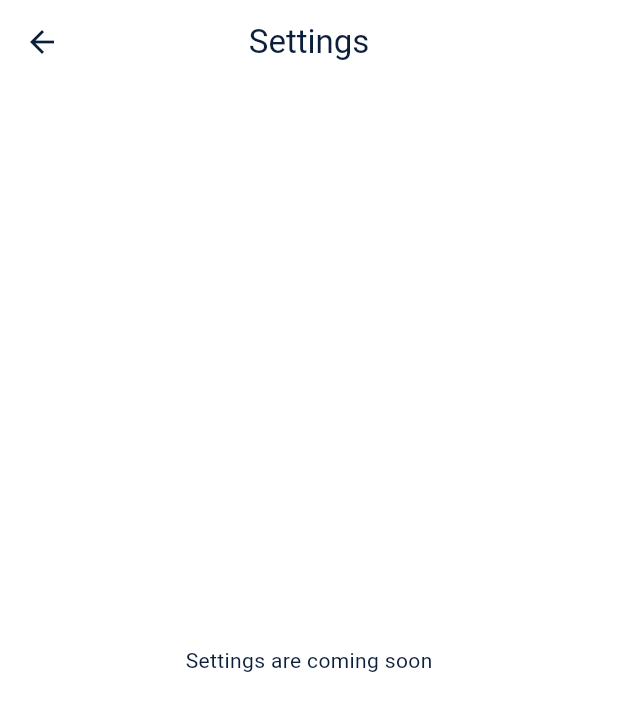
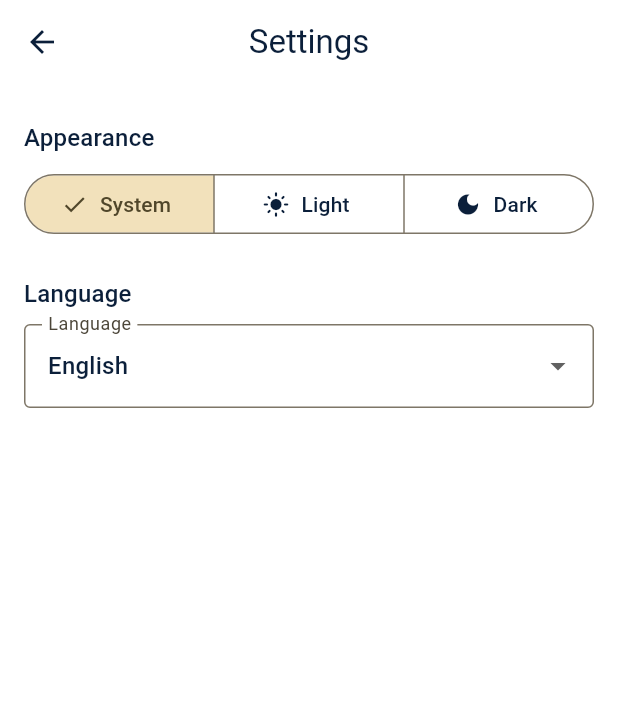
Before and after one commit to davidhepp/fluttermon, a Flutter app: the SettingsScreen screen opened directly, on a phone screen of 412 x 824 dp. Shown: the top 711 px of the screen. Run offline on Flutter 3.47's test engine with Material 3 defaults, Android fonts, the phone set to English and light mode, and no system bars; accounts and stored records are empty; network calls fail.

Commit message:
feat: add settings controls

```diff
--- /dev/null
+++ b/lib/models/app_settings.dart
@@ -0,0 +1,15 @@
+import 'package:flutter/material.dart';
+
+class AppSettings {
+  const AppSettings({required this.themeMode, required this.languageCode});
+
+  final ThemeMode themeMode;
+  final String languageCode;
+
+  AppSettings copyWith({ThemeMode? themeMode, String? languageCode}) {
+    return AppSettings(
+      themeMode: themeMode ?? this.themeMode,
+      languageCode: languageCode ?? this.languageCode,
+    );
+  }
+}
--- a/lib/screens/settings_screen.dart
+++ b/lib/screens/settings_screen.dart
@@ -1,13 +1,107 @@
 import 'package:flutter/material.dart';
+import 'package:provider/provider.dart';
+
+import '../providers/settings_provider.dart';
 
 class SettingsScreen extends StatelessWidget {
   const SettingsScreen({super.key});
 
+  static const Map<String, String> _languages = {
+    'en': 'English',
+    'de': 'Deutsch',
+  };
+
   @override
   Widget build(BuildContext context) {
+    final settingsProvider = context.watch<SettingsProvider>();
+
     return Scaffold(
       appBar: AppBar(title: const Text('Settings')),
-      body: const Center(child: Text('Settings are coming soon')),
+      body: Builder(
+        builder: (context) {
+          if (settingsProvider.isLoading) {
+            return const Center(child: CircularProgressIndicator());
+          }
+
+          if (settingsProvider.errorMessage != null) {
+            return Center(
+              child: Column(
+                mainAxisSize: MainAxisSize.min,
+                children: [
+                  Text(settingsProvider.errorMessage!),
+                  TextButton(
+                    onPressed: settingsProvider.loadSettings,
+                    child: const Text('Retry'),
+                  ),
+                ],
+              ),
+            );
+          }
+
+          return ListView(
+            padding: const EdgeInsets.all(16),
+            children: [
+              if (settingsProvider.isSaving) const LinearProgressIndicator(),
+              const SizedBox(height: 8),
+              Text(
+                'Appearance',
+                style: Theme.of(context).textTheme.titleMedium,
+              ),
+              const SizedBox(height: 8),
+              SegmentedButton<ThemeMode>(
+                segments: const [
+                  ButtonSegment(
+                    value: ThemeMode.system,
+                    icon: Icon(Icons.brightness_auto),
+                    label: Text('System'),
+                  ),
+                  ButtonSegment(
+                    value: ThemeMode.light,
+                    icon: Icon(Icons.light_mode),
+                    label: Text('Light'),
+                  ),
+                  ButtonSegment(
+                    value: ThemeMode.dark,
+                    icon: Icon(Icons.dark_mode),
+                    label: Text('Dark'),
+                  ),
+                ],
+                selected: {settingsProvider.settings.themeMode},
+                onSelectionChanged: settingsProvider.isSaving
+                    ? null
+                    : (selection) {
+                        settingsProvider.updateThemeMode(selection.first);
+                      },
+              ),
+              const SizedBox(height: 24),
+              Text('Language', style: Theme.of(context).textTheme.titleMedium),
+              const SizedBox(height: 8),
+              DropdownButtonFormField<String>(
+                initialValue: settingsProvider.settings.languageCode,
+                decoration: const InputDecoration(
+                  border: OutlineInputBorder(),
+                  labelText: 'Language',
+                ),
+                items: _languages.entries
+                    .map(
+                      (language) => DropdownMenuItem(
+                        value: language.key,
+                        child: Text(language.value),
+                      ),
+                    )
+                    .toList(),
+                onChanged: settingsProvider.isSaving
+                    ? null
+                    : (languageCode) {
+                        if (languageCode != null) {
+                          settingsProvider.updateLanguageCode(languageCode);
+                        }
+                      },
+              ),
+            ],
+          );
+        },
+      ),
     );
   }
 }
--- /dev/null
+++ b/lib/services/settings_service.dart
@@ -0,0 +1,32 @@
+import 'package:flutter/material.dart';
+
+import '../models/app_settings.dart';
+
+class SettingsService {
+  AppSettings _settings = const AppSettings(
+    themeMode: ThemeMode.system,
+    languageCode: 'en',
+  );
+
+  Future<AppSettings> loadSettings() async {
+    return _settings;
+  }
+
+  Future<AppSettings> saveThemeMode(ThemeMode themeMode) async {
+    _settings = _settings.copyWith(themeMode: themeMode);
+
+    return _settings;
+  }
+
+  Future<AppSettings> saveLanguageCode(String languageCode) async {
+    _settings = _settings.copyWith(languageCode: languageCode);
+
+    return _settings;
+  }
+}
+
+class SettingsServiceException implements Exception {
+  const SettingsServiceException(this.message);
+
+  final String message;
+}
```
Also changed, not shown: lib/main.dart (+15 -6 lines), lib/providers/settings_provider.dart (added, +62 -0 lines).
